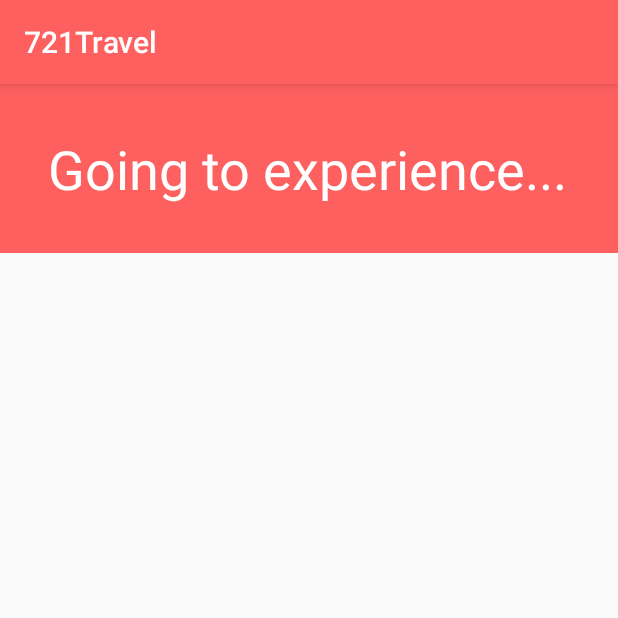
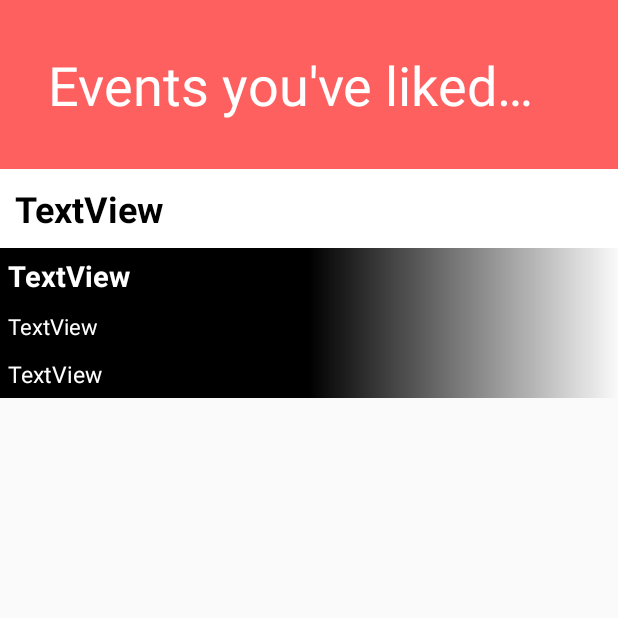
Before and after one commit to 721-organisation/721-frontend, an Android app: the ListEventsActivity screen opened directly, with no data from a screen before it, on a phone screen of 412 x 824 dp, the top half of it. Run offline under Robolectric (Android 15) with nearby library versions, the phone set to English and light mode, and no system bars; pictures from the network do not load; 5 statements that could not run were skipped.

Commit message:
Finalised event list views

```diff
--- a/app/src/main/java/com/travel721/CardStackAdapter.java
+++ b/app/src/main/java/com/travel721/CardStackAdapter.java
@@ -47,7 +47,7 @@ public class CardStackAdapter extends RecyclerView.Adapter<CardStackAdapter.View
         View v = holder.itemView;
         currTV = v.findViewById(R.id.eventTitle);
         currTV.setText(ec.getName());
-        currTV = v.findViewById(R.id.eventVenue);
+        currTV = v.findViewById(R.id.eventCardVenue);
         currTV.setText(ec.getVenueName());
         currTV = v.findViewById(R.id.eventDate);
         currTV.setText(ec.getFormattedDate());
--- a/app/src/main/java/com/travel721/ListEventsActivity.java
+++ b/app/src/main/java/com/travel721/ListEventsActivity.java
@@ -1,14 +1,47 @@
 package com.travel721;
+
+import android.os.Bundle;
+import android.view.View;
+import android.view.Window;
+import android.widget.ImageView;
+import android.widget.LinearLayout;
+import android.widget.TextView;
 
 import androidx.appcompat.app.AppCompatActivity;
 
-import android.os.Bundle;
+import com.bumptech.glide.Glide;
+
+import java.util.List;
 
 public class ListEventsActivity extends AppCompatActivity {
 
     @Override
     protected void onCreate(Bundle savedInstanceState) {
         super.onCreate(savedInstanceState);
+        requestWindowFeature(Window.FEATURE_NO_TITLE); // Hides title bar
+        getSupportActionBar().hide();
         setContentView(R.layout.activity_list_events);
+        List<EventCard> eventCards = getIntent().getParcelableArrayListExtra("events");
+        LinearLayout linearLayout = findViewById(R.id.eventListCardHolder);
+        View card;
+        for (EventCard e : eventCards) {
+            //LinearLayout layout = (LinearLayout) findViewById(R.id.info);
+            card = getLayoutInflater().inflate(R.layout.event_list_card, null);
+            ImageView imageView = card.findViewById(R.id.eventCardImage);
+            Glide.with(this)
+                    .load(e.getImgURL())
+                    .placeholder(R.drawable.loading_spinner)
+                    .into(imageView);
+            imageView.setHorizontalFadingEdgeEnabled(true);
+            imageView.setFadingEdgeLength(40);
+
+            TextView tv = card.findViewById(R.id.eventCardName);
+            tv.setText(e.getName());
+            tv = card.findViewById(R.id.eventCardDateTime);
+            tv.setText(e.getFormattedDate() + " " + e.getTime());
+            tv = card.findViewById(R.id.eventCardVenue);
+            tv.setText(e.getVenueName());
+            linearLayout.addView(card);
+        }
     }
 }
--- a/app/src/main/res/layout/activity_list_events.xml
+++ b/app/src/main/res/layout/activity_list_events.xml
@@ -15,7 +15,9 @@
         android:text="@string/going_to_experience"
         android:textColor="#FFFFFF"
         android:textSize="36sp" />
-
+<ScrollView
+    android:layout_width="match_parent"
+    android:layout_height="wrap_content">
     <LinearLayout
         android:id="@+id/eventListCardHolder"
         android:orientation="vertical"
@@ -23,4 +25,5 @@
         android:layout_height="wrap_content">
 
     </LinearLayout>
+</ScrollView>
 </LinearLayout>
--- a/app/src/main/res/layout/event_card_layout.xml
+++ b/app/src/main/res/layout/event_card_layout.xml
@@ -36,7 +36,7 @@
                 tools:text="@string/event_title_placeholder" />
 
             <TextView
-                android:id="@+id/eventVenue"
+                android:id="@+id/eventCardVenue"
                 android:layout_width="match_parent"
                 android:layout_height="wrap_content"
                 android:textSize="18sp"
--- a/app/src/main/res/layout/event_list_card.xml
+++ b/app/src/main/res/layout/event_list_card.xml
@@ -1,17 +1,10 @@
 <?xml version="1.0" encoding="utf-8"?>
 <RelativeLayout xmlns:android="http://schemas.android.com/apk/res/android"
+    xmlns:app="http://schemas.android.com/apk/res-auto"
     xmlns:tools="http://schemas.android.com/tools"
     android:layout_width="match_parent"
     android:layout_height="wrap_content"
     android:orientation="vertical">
-
-    <ImageView
-        android:id="@+id/eventImage"
-        android:layout_width="match_parent"
-        android:layout_height="100dp"
-        android:layout_below="@+id/date"
-        android:layout_alignParentStart="true"
-        tools:srcCompat="@tools:sample/avatars" />
 
     <TextView
         android:id="@+id/date"
@@ -20,54 +13,74 @@
         android:background="#FFFFFFFF"
         android:padding="10dp"
         android:text="TextView"
-        android:textAlignment="center"
         android:textColor="#000000"
         android:textSize="24sp"
         android:textStyle="bold"
         tools:text="Sunday 4th June" />
 
+    <ImageView
+        android:id="@+id/eventCardImage"
+        android:layout_width="wrap_content"
+        android:layout_height="100dp"
+        android:layout_below="@+id/date"
+        android:layout_alignParentStart="true"
+        android:layout_alignParentEnd="true"
+        android:layout_marginStart="0dp"
+        android:layout_marginEnd="0dp"
+        android:scaleType="centerCrop"
+        tools:srcCompat="@tools:sample/avatars" />
+
     <LinearLayout
-        android:layout_width="192dp"
-        android:layout_height="100dp"
-        android:layout_below="@id/date"
-        android:layout_alignBottom="@id/eventImage"
-        android:layout_centerInParent="false"
-        android:layout_centerHorizontal="false"
-        android:layout_marginBottom="0dp"
+        android:id="@+id/textView3"
+        android:layout_width="wrap_content"
+        android:layout_height="wrap_content"
+        android:layout_alignTop="@+id/eventCardImage"
+        android:layout_alignEnd="@+id/eventCardImage"
+        android:layout_alignBottom="@id/eventCardImage"
+        android:layout_alignParentStart="true"
+        android:layout_alignParentBottom="false"
+        android:layout_marginStart="0dp"
+        android:layout_marginEnd="0dp"
         android:background="@drawable/trending_gradient_shape"
         android:orientation="vertical">
 
         <TextView
-            android:id="@+id/eventName"
+            android:id="@+id/eventCardName"
             android:layout_width="match_parent"
             android:layout_height="wrap_content"
+            android:layout_margin="5dp"
+            android:layout_weight="4"
+            android:gravity="center"
+            android:text="TextView"
+            android:textAlignment="textStart"
+            android:textColor="#FFFFFFFF"
+            android:textStyle="bold"
+            app:autoSizeTextType="uniform" />
+
+        <TextView
+            android:id="@+id/eventCardDateTime"
+            android:layout_width="match_parent"
+            android:layout_height="wrap_content"
+            android:layout_margin="5dp"
             android:layout_weight="1"
             android:gravity="center"
+            android:text="TextView"
             android:textAlignment="textStart"
-            android:textColor="#FFFFFF"
-            tools:text="Event Name Goes Here" />
+            android:textColor="#FFFFFFFF"
+            app:autoSizeTextType="uniform" />
 
         <TextView
-            android:id="@+id/eventDateTime"
+            android:id="@+id/eventCardVenue"
             android:layout_width="match_parent"
             android:layout_height="wrap_content"
+            android:layout_margin="5dp"
             android:layout_weight="1"
             android:gravity="center"
+            android:text="TextView"
             android:textAlignment="textStart"
-            android:textColor="#FFFFFF"
-            tools:text="Sunday 4th June 19:30" />
+            android:textColor="#FFFFFFFF"
+            app:autoSizeTextType="uniform" />
 
-        <TextView
-            android:id="@+id/eventVenue"
-            android:layout_width="match_parent"
-            android:layout_height="wrap_content"
-            android:layout_weight="1"
-            android:gravity="center"
-            android:textAlignment="textStart"
-            android:textColor="#FFFFFF"
-            tools:text="The Diamond, S11 8PJ" />
-
-        /
     </LinearLayout>
 
 </RelativeLayout>
--- a/app/src/main/res/values/strings.xml
+++ b/app/src/main/res/values/strings.xml
@@ -22,5 +22,5 @@
     <string name="attachment_summary_on">Automatically download attachments for incoming emails
     </string>
     <string name="attachment_summary_off">Only download attachments when manually requested</string>
-    <string name="going_to_experience">Going to experience...</string>
+    <string name="going_to_experience">Events you\'ve liked…</string>
 </resources>
```
Also changed, not shown: app/src/main/java/com/travel721/MainActivity.java (+6 -3 lines).
